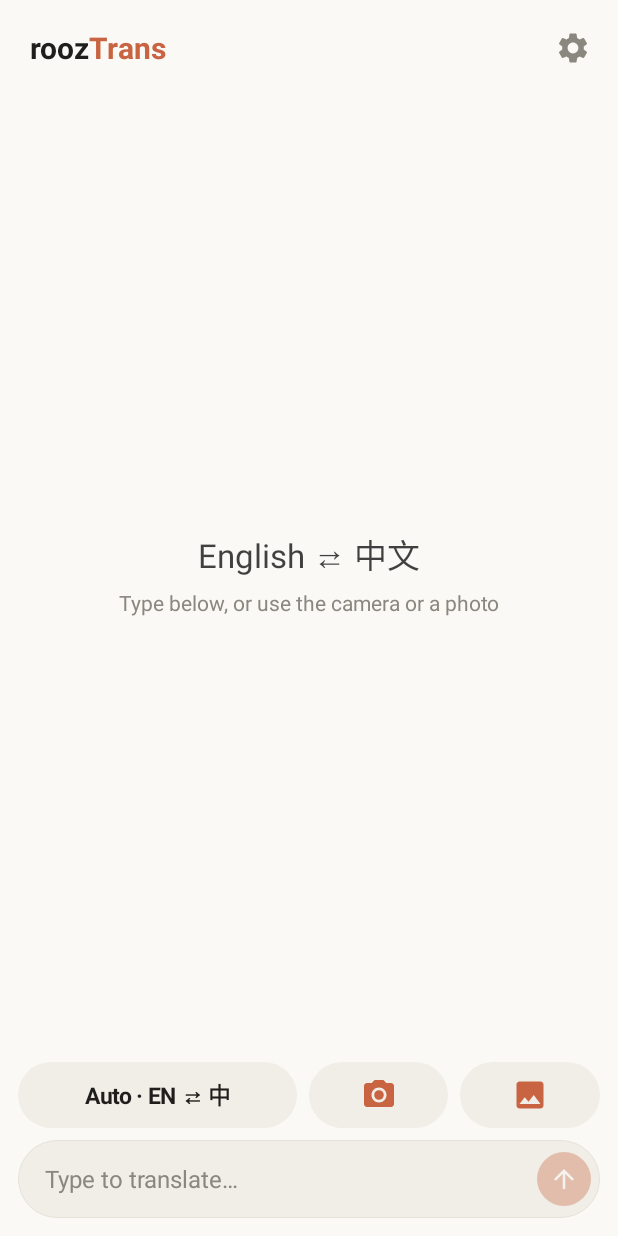
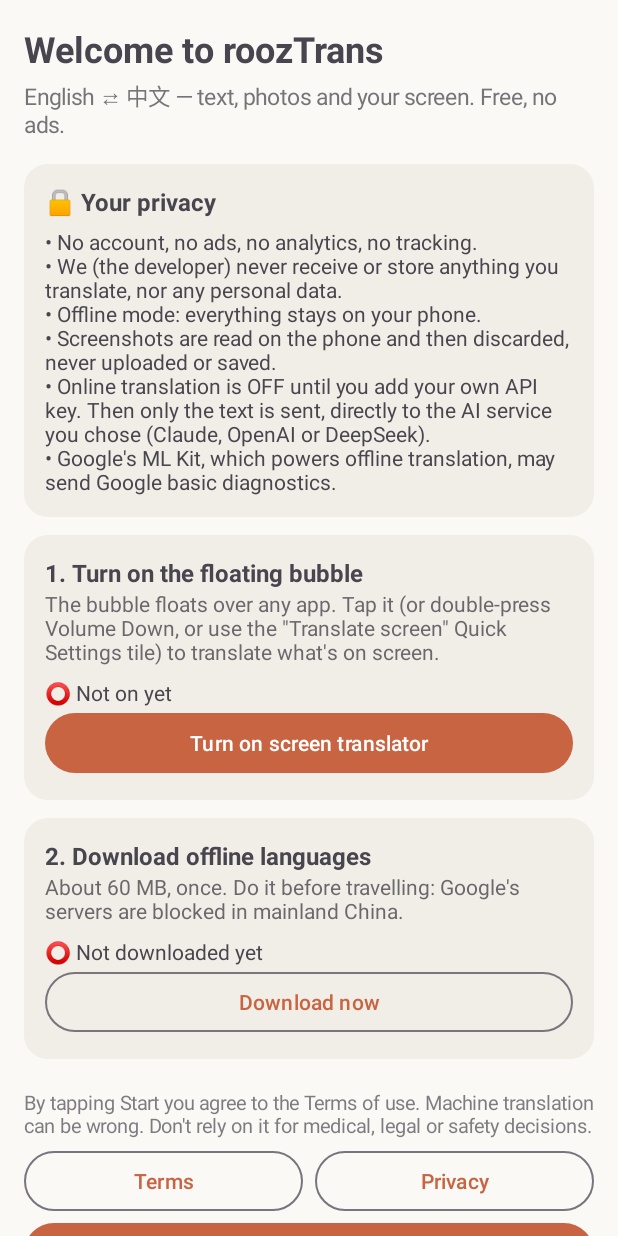
Before and after one commit to rooz5002/roozTrans, an Android app: the screen it shows after launch (MainActivity before the commit, WelcomeActivity after it), on a phone screen of 412 x 824 dp. Run offline under Robolectric (Android 15) with nearby library versions, the phone set to English and light mode, and no system bars; libraries missing offline, so code that uses them is left out: com.anthropic.client, com.anthropic.models, com.google.mlkit.common, com.google.mlkit.nl, com.google.mlkit.vision and 1 more; 6 statements that could not run were skipped.

Commit message:
First-run welcome: privacy summary, bubble setup, offline packs, update options
- WelcomeActivity shown once on first launch, reopenable from Settings > Setup guide
- Accessibility disclosure + setup steps shared via Setup.kt
- Skip IP-country lookup until an API key is set

```diff
--- a/app/src/main/AndroidManifest.xml
+++ b/app/src/main/AndroidManifest.xml
@@ -38,6 +38,7 @@
         </activity>
 
         <activity android:name=".ImageActivity" android:exported="false" />
+        <activity android:name=".WelcomeActivity" android:exported="false" />
         <activity android:name=".SettingsActivity" android:exported="false"
             android:label="@string/settings" />
 
--- a/app/src/main/java/com/rooz/translator/MainActivity.kt
+++ b/app/src/main/java/com/rooz/translator/MainActivity.kt
@@ -143,6 +143,7 @@ class MainActivity : AppCompatActivity() {
             v.setPadding(b.left, b.top, b.right, b.bottom); ins
         }
         setContentView(root)
+        if (savedInstanceState == null && !prefs.onboarded) startActivity(Intent(this, WelcomeActivity::class.java))
         handleIntent(intent)
     }
 
--- a/app/src/main/java/com/rooz/translator/Online.kt
+++ b/app/src/main/java/com/rooz/translator/Online.kt
@@ -92,6 +92,8 @@ class Online(private val ctx: Context) {
     suspend fun route(force: Boolean = false): Route {
         val mode = prefs.mode
         if (mode == "offline") return Route(null, emptyList())
+        // no API key at all: nothing could go online, so don't even look up the country (privacy)
+        if (!force && listOf("claude", "openai", "deepseek").none(::hasKey)) return Route(null, emptyList())
         val c = country(force)
         val order = when {
             mode != "auto" -> listOf(mode)
--- a/app/src/main/java/com/rooz/translator/Prefs.kt
+++ b/app/src/main/java/com/rooz/translator/Prefs.kt
@@ -20,6 +20,8 @@ class Prefs(ctx: Context) {
     var volumeTrigger by bool("volume_trigger", true)
     /** user agreed to the accessibility-service disclosure */
     var a11yConsent by bool("a11y_consent", false)
+    /** first-run welcome / setup guide finished */
+    var onboarded by bool("onboarded", false)
     /** After the instant offline result, also fetch a better online one. */
     var onlineEnhance by bool("online_enhance", true)
 
--- /dev/null
+++ b/app/src/main/java/com/rooz/translator/WelcomeActivity.kt
@@ -0,0 +1,108 @@
+package com.rooz.translator
+
+import android.content.Intent
+import android.net.Uri
+import android.os.Bundle
+import android.provider.Settings
+import android.widget.ScrollView
+import android.widget.TextView
+import androidx.appcompat.app.AppCompatActivity
+import androidx.appcompat.widget.SwitchCompat
+import androidx.core.view.ViewCompat
+import androidx.core.view.WindowInsetsCompat
+import androidx.lifecycle.lifecycleScope
+import kotlinx.coroutines.launch
+
+/** Shown once on first launch (and from Settings → Setup guide): privacy, bubble, offline packs, updates. */
+class WelcomeActivity : AppCompatActivity() {
+    private lateinit var prefs: Prefs
+    private lateinit var bubbleTv: TextView
+    private lateinit var packsTv: TextView
+    private var installTv: TextView? = null
+
+    override fun onCreate(savedInstanceState: Bundle?) {
+        Themes.apply(this)
+        super.onCreate(savedInstanceState)
+        prefs = Prefs(this)
+        var step = 0
+        val root = vbox(16) {
+            addView(label("Welcome to roozTrans", 24f, bold = true))
+            addView(label("English ⇄ 中文 — text, photos and your screen. Free, no ads.", 15f).apply {
+                alpha = .75f; setPadding(0, dp(4), 0, dp(16))
+            })
+
+            addView(card {
+                addView(label("🔒 Your privacy", 16f, bold = true))
+                addView(label(
+                    "• No account, no ads, no analytics, no tracking.\n" +
+                    "• We (the developer) never receive or store anything you translate, nor any personal data.\n" +
+                    "• Offline mode: everything stays on your phone.\n" +
+                    "• Screenshots are read on the phone and then discarded, never uploaded or saved.\n" +
+                    "• Online translation is OFF until you add your own API key. Then only the text is sent, " +
+                    "directly to the AI service you chose (Claude, OpenAI or DeepSeek).\n" +
+                    "• Google's ML Kit, which powers offline translation, may send Google basic diagnostics.", 14f
+                ).apply { setPadding(0, dp(6), 0, 0) })
+            })
+
+            addView(card {
+                addView(label("${++step}. Turn on the floating bubble", 16f, bold = true))
+                addView(label("The bubble floats over any app. Tap it (or double-press Volume Down, or use the " +
+                    "\"Translate screen\" Quick Settings tile) to translate what's on screen.", 14f).apply { alpha = .8f })
+                bubbleTv = label("", 14f).apply { setPadding(0, dp(8), 0, 0) }; addView(bubbleTv)
+                addView(button("Turn on screen translator") { openAccessibilitySetup() })
+            })
+
+            addView(card {
+                addView(label("${++step}. Download offline languages", 16f, bold = true))
+                addView(label("About 60 MB, once. Do it before travelling: Google's servers are blocked in mainland China.", 14f).apply { alpha = .8f })
+                packsTv = label("", 14f).apply { setPadding(0, dp(8), 0, 0) }; addView(packsTv)
+                addView(button("Download now", outlined = true) {
+                    packsTv.text = "⏳ Downloading…"
+                    lifecycleScope.launch {
+                        runCatching { Offline.downloadModels() }
+                            .onSuccess { packsTv.text = "✅ Offline English/中文 ready" }
+                            .onFailure { packsTv.text = "✗ Failed: ${it.message}. Try again on another network, or later in Settings." }
+                    }
+                })
+            })
+
+            if (Updater.ENABLED) addView(card {
+                addView(label("${++step}. Updates", 16f, bold = true))
+                addView(label("roozTrans can keep itself up to date in the background. Only the app version is checked. Nothing about you is sent.", 14f).apply { alpha = .8f })
+                addView(sw("Update automatically", prefs.autoUpdate) { prefs.autoUpdate = it })
+                addView(sw("Only on Wi-Fi (updates are ~60 MB)", prefs.updateWifiOnly) { prefs.updateWifiOnly = it })
+                installTv = label("", 14f).apply { setPadding(0, dp(4), 0, 0) }; addView(installTv)
+                addView(button("Allow roozTrans to install its updates", outlined = true) {
+                    startActivity(Intent(Settings.ACTION_MANAGE_UNKNOWN_APP_SOURCES, Uri.parse("package:$packageName")))
+                })
+            })
+
+            addView(label("By tapping Start you agree to the Terms of use. Machine translation can be wrong. " +
+                "Don't rely on it for medical, legal or safety decisions.", 13f).apply { alpha = .7f; setPadding(0, dp(8), 0, dp(4)) })
+            addView(hbox {
+                weighted(button("Terms", outlined = true) { openUrl(Links.TERMS) }, marginEnd = 8)
+                weighted(button("Privacy", outlined = true) { openUrl(Links.PRIVACY) })
+            })
+            addView(button("Start") { prefs.onboarded = true; finish() }.apply { setPadding(0, dp(14), 0, dp(14)) })
+            addView(label("You can open this guide again from Settings.", 12f).apply { alpha = .6f; gravity = android.view.Gravity.CENTER })
+        }
+        val scroll = ScrollView(this).apply { addView(root) }
+        ViewCompat.setOnApplyWindowInsetsListener(scroll) { v, ins ->
+            val b = ins.getInsets(WindowInsetsCompat.Type.systemBars()); v.setPadding(b.left, b.top, b.right, b.bottom); ins
+        }
+        setContentView(scroll)
+    }
+
+    override fun onResume() {
+        super.onResume()
+        bubbleTv.text = if (TranslatorService.instance != null) "✅ Screen translator is on" else "⭕ Not on yet"
+        installTv?.text = if (packageManager.canRequestPackageInstalls()) "✅ Updates can install" else "⭕ Not allowed yet (Android will also ask on the first update)"
+        lifecycleScope.launch {
+            packsTv.text = if (runCatching { Offline.modelsReady() }.getOrDefault(false)) "✅ Offline English/中文 ready" else "⭕ Not downloaded yet"
+        }
+    }
+
+    private fun sw(s: String, v: Boolean, on: (Boolean) -> Unit) = SwitchCompat(this).apply {
+        text = s; isChecked = v; setPadding(0, dp(6), 0, dp(6)); setOnCheckedChangeListener { _, c -> on(c) }
+    }
+}
```
Also changed, not shown: app/src/main/java/com/rooz/translator/SettingsActivity.kt (+7 -43 lines), app/src/main/java/com/rooz/translator/Setup.kt (added, +48 -0 lines), 1 other file.
